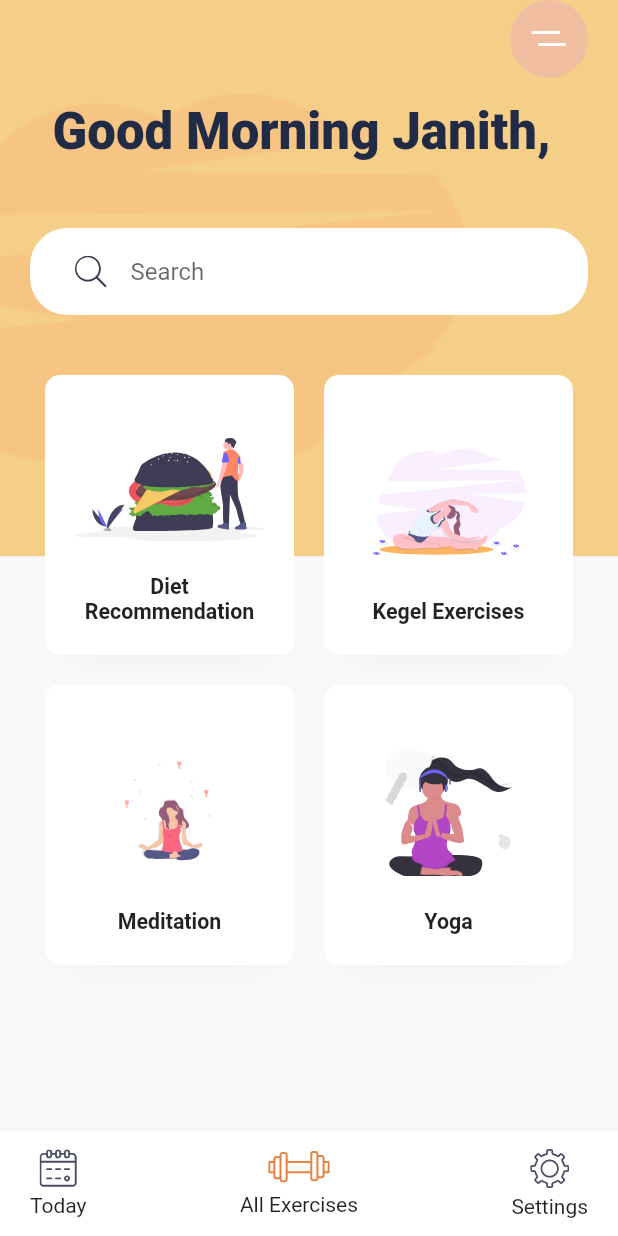
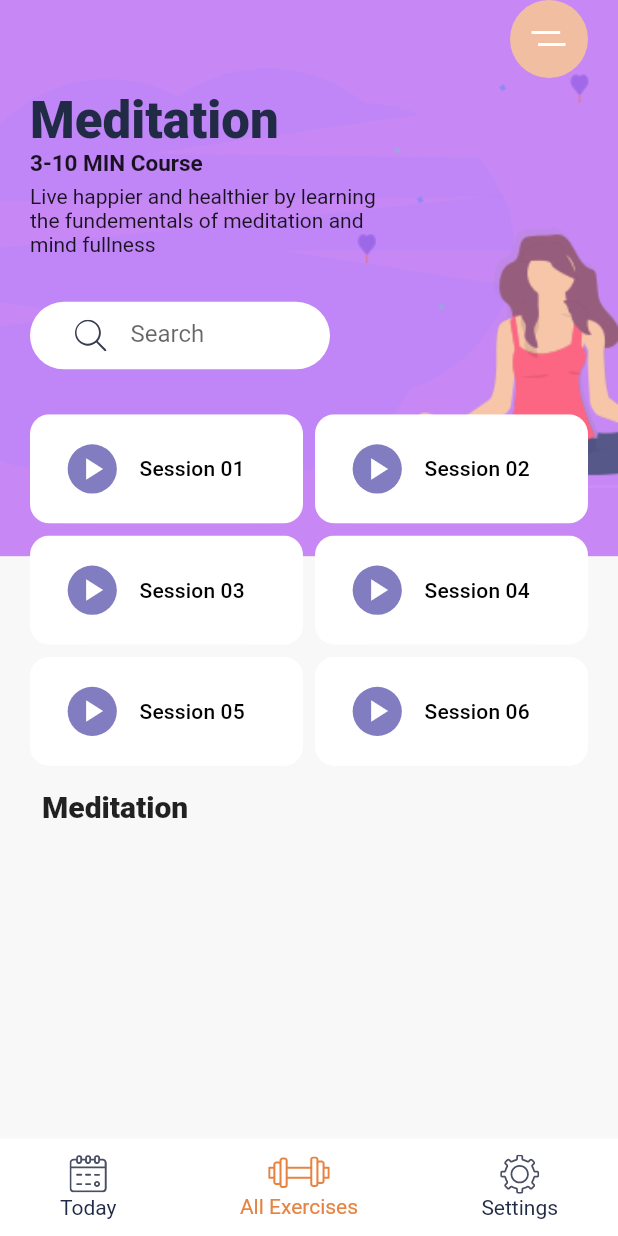
Before and after one commit to janithrenuka/exercise_app, a Flutter app: the screen it shows after launch, after a tap on "Meditation", on a phone screen of 412 x 824 dp. Run offline on Flutter 3.47's test engine with Material 2 defaults, Android fonts, the light colour scheme and no system bars; our stand-ins replace flutter_svg.

Commit message:
create meditation page

```diff
--- a/lib/bottom_nav_item.dart
+++ /dev/null
@@ -1,30 +0,0 @@
-import 'package:flutter/material.dart';
-import 'package:flutter_svg/flutter_svg.dart';
-
-class BottomNavItem extends StatelessWidget {
-  final String title;
-  final String svgSrc;
-  final Function press;
-  final bool isActive;
-  const BottomNavItem({
-    Key key,
-    this.title,
-    this.svgSrc,
-    this.press,
-    this.isActive = false,
-  }) : super(key: key);
-
-  @override
-  Widget build(BuildContext context) {
-    return GestureDetector(
-      onTap: press,
-        child: Column (
-          mainAxisAlignment: MainAxisAlignment.spaceAround,
-          children: <Widget>[
-            SvgPicture.asset(svgSrc),
-            Text(title),
-          ]
-      ),
-    );
-  }
-}
--- a/lib/main.dart
+++ b/lib/main.dart
@@ -1,6 +1,8 @@
-import 'package:exercise_app/bottom_nav_item.dart';
-import 'package:exercise_app/category_card.dart';
 import 'package:exercise_app/constraints.dart';
+import 'package:exercise_app/screens/deatils_screen.dart';
+import 'package:exercise_app/widgets/bottom_nav_item.dart';
+import 'package:exercise_app/widgets/category_card.dart';
+import 'package:exercise_app/widgets/search_bar.dart';
 import 'package:flutter/material.dart';
 import 'package:flutter_svg/flutter_svg.dart';
 
@@ -35,7 +37,7 @@ class HomeScreen extends StatelessWidget {
       return Scaffold(
         bottomNavigationBar: Container(
           padding: EdgeInsets.symmetric(horizontal: 20, vertical: 10),
-          height: 70,
+          height: 65,
           color: Colors.white,
           child: Row(
             mainAxisAlignment: MainAxisAlignment.spaceBetween,
@@ -49,6 +51,7 @@ class HomeScreen extends StatelessWidget {
               BottomNavItem(
                 title: "All Exercises",
                 svgSrc: "assets/icons/gym.svg",
+                isActive: true,
               ),
 
               BottomNavItem(
@@ -107,21 +110,7 @@ class HomeScreen extends StatelessWidget {
                         ),
                       ),
 
-                      Container(  // create search bar
-                        margin: EdgeInsets.symmetric(vertical: 30),
-                        padding: EdgeInsets.symmetric(horizontal: 30, vertical: 5),
-                        decoration: BoxDecoration(
-                          color: Colors.white,
-                          borderRadius: BorderRadius.circular(25),
-                        ),
-                        child: TextField(
-                          decoration: InputDecoration(
-                            hintText: "Search",
-                            icon: SvgPicture.asset("assets/icons/search.svg"),
-                            border: InputBorder.none,
-                          ),
-                        ),
-                      ),
+                      SearchBar(),
 
                       Expanded(
                           child: GridView.count(
@@ -147,13 +136,27 @@ class HomeScreen extends StatelessWidget {
                               CategoryCard(  // card 3
                                 title: "Meditation",
                                 svgSrc: "assets/icons/Meditation_women_small.svg",
-                                press: () {},
+                                press: () {
+                                  Navigator.push(
+                                    context,
+                                    MaterialPageRoute(
+                                      builder: (context) {return MediDetailsScreen();}
+                                    ),
+                                  );
+                                },
                               ),
 
                               CategoryCard(  // card 4
                                 title: "Yoga",
                                 svgSrc: "assets/icons/yoga.svg",
-                                press: () {},
+                                press: () {
+                                  Navigator.push(
+                                    context,
+                                    MaterialPageRoute(
+                                      builder: (conatext) {return YogaDetailsScreen();}
+                                    ),
+                                  );
+                                },
                               ),
 
                               // Container(                          // this is my own code part
@@ -185,9 +188,6 @@ class HomeScreen extends StatelessWidget {
                             ],
                         ),
                       ),
-
-
-
                     ],
                   ),
                 ),
--- /dev/null
+++ b/lib/screens/deatils_screen.dart
@@ -0,0 +1,395 @@
+import 'package:exercise_app/constraints.dart';
+import 'package:exercise_app/widgets/bottom_nav_item.dart';
+import 'package:exercise_app/widgets/medi_items.dart';
+import 'package:exercise_app/widgets/search_bar.dart';
+import 'package:flutter/material.dart';
+import 'package:flutter_svg/flutter_svg.dart';
+
+
+class MediDetailsScreen extends StatelessWidget {
+  @override
+  Widget build(BuildContext context) {
+    var size = MediaQuery.of(context).size;
+    return Scaffold(
+      body: Stack(
+        children: <Widget>[
+
+            Container(
+                height: size.height * .45, // this container height is 45% of total app height
+                decoration: BoxDecoration(
+                  color: KBlueLightColor,
+                  image: DecorationImage(
+                    alignment: Alignment.centerLeft,
+                    image: AssetImage("assets/images/meditation_bg.png"), // add image
+                    fit: BoxFit.fitWidth
+                  ),
+                ),
+            ),
+
+            SafeArea(
+              child: Padding(
+                  padding: const EdgeInsets.symmetric(horizontal: 20,), // add padding horizontal
+                  child: Column(
+                    crossAxisAlignment: CrossAxisAlignment.start,
+                    children: <Widget>[
+                      Align( // add menu image align
+                          alignment: Alignment.topRight,
+                          child: Container(
+                            alignment: Alignment.center,
+                            height: 52,  //image height & width
+                            width: 52,
+                            decoration: BoxDecoration(       // menu icon doesnt work
+                              //color: Colors.black,
+                              color: Color(0xFFF2BEA1),
+                              shape: BoxShape.circle, // crop image circly
+                            ),
+                            child: SvgPicture.asset("assets/icons/menu.svg"), // href image
+                        ),
+                      ),
+
+                      SizedBox(
+                        height: size.height * 0.01,
+                      ),
+                      Text(
+                        "Meditation",
+                        style: Theme.of(context)
+                                .textTheme
+                                .headline4
+                                .copyWith(fontWeight: FontWeight.w900),
+                      ),
+
+                      Text(
+                        "3-10 MIN Course",
+                        style: Theme.of(context)
+                                .textTheme
+                                .headline5
+                                .copyWith(
+                                    fontWeight: FontWeight.bold,
+                                    fontSize: 15
+                                ),
+                      ),
+
+                      SizedBox(height: 5),
+                      SizedBox(
+                        width: size.width * 0.6,
+                        child: Text(
+                        "Live happier and healthier by learning the fundementals of meditation and mind fullness"
+                        ),
+                      ),
+
+
+                      // Padding(
+                      //   padding: const EdgeInsets.all(5.0),
+                      //   child: Text(
+                      //       "Meditation",
+                      //       style: Theme.of(context)
+                      //           .textTheme
+                      //           .headline4
+                      //           .copyWith(
+                      //               fontWeight: FontWeight.w800,
+                      //           ),
+                      //   ),
+                      // ),
+
+                      // Padding(
+                      //   padding: const EdgeInsets.all(5.0),
+                      //   child: Text(
+                      //       "3-10 MIN Course",
+                      //       style: Theme.of(context)
+                      //           .textTheme                                   //my code
+                      //           .headline6
+                      //           .copyWith(
+                      //               fontWeight: FontWeight.w900,
+                      //               fontSize: 18
+                      //           ),
+                      //   ),
+                      // ),
+
+                      // Padding(
+                      //   padding: const EdgeInsets.all(5.0),
+                      //   child: Text(
+                      //       "Live happier and healthier by learning \nthe fundementals of meditation \nand mind fullness",
+                      //       style: Theme.of(context)
+                      //           .textTheme
+                      //           .headline6
+                      //           .copyWith(
+                      //               fontWeight: FontWeight.w700,
+                      //               fontSize: 15
+                      //           ),
+                      //   ),
+                      // ),
+
+                      SizedBox(
+                        width: 200,
+                        height: 105,
+                        child: SearchBar()
+                      ),
+
+                      Expanded(
+
+                        child: GridView.count(
+
+                          crossAxisCount: 2,
+                          childAspectRatio: 2.5,
+                          crossAxisSpacing: 8,
+                          mainAxisSpacing: 8,
+
+                          children: <Widget>[
+
+                            MediItem(
+                              title: "Session 01",
+                              press: () {},
+                            ),
+
+                            MediItem(
+                              title: "Session 02",
+                              press: () {},
+                            ),
+
+                            MediItem(
+                              title: "Session 03",
+                              press: () {},
+                            ),
+
+                            MediItem(
+                              title: "Session 04",
+                              press: () {},
+                            ),
+
+                            MediItem(
+                              title: "Session 05",
+                              press: () {},
+                            ),
+
+                            MediItem(
+                              title: "Session 06",
+                              press: () {},
+                            ),
+
+                              Padding(
+                                padding: const EdgeInsets.all(8.0),
+                                child: Text(
+                                  "Meditation",
+                                  style: Theme.of(context)
+                                          .textTheme
+                                          .headline6
+                                          .copyWith(fontWeight: FontWeight.w900),
+                                ),
+                              ),
+                          ],
+
+                        )
+                      ),
+
+
+
+                    ],
+                  ),
+              ),
+            )
+        ],
+      ),
+
+      bottomNavigationBar: Container(
+          padding: EdgeInsets.symmetric(horizontal: 20, vertical: 10),
+          height: 65,
+          color: Colors.white,
+          child: Row(
+            mainAxisAlignment: MainAxisAlignment.spaceBetween,
+            children: <Widget>[
+
+              BottomNavItem(
+                title: "Today",
+                svgSrc: "assets/icons/calendar.svg",
+              ),
+
+              BottomNavItem(
+                title: "All Exercises",
+                svgSrc: "assets/icons/gym.svg",
+                isActive: true,
+              ),
+
+              BottomNavItem(
+                title: "Settings",
+                svgSrc: "assets/icons/Settings.svg",
+              ),
+            ],
+          ),
+        ),
+    );
+  }
+}
+
+class YogaDetailsScreen extends StatelessWidget {
+  @override
+  Widget build(BuildContext context) {
+    var size = MediaQuery.of(context).size;
+    return Scaffold(
+      body: Stack(
+        children: <Widget>[
+
+            Container(
+                height: size.height * .45, // this container height is 45% of total app height
+                decoration: BoxDecoration(
+                  color: KBlueLightColor,
+                  image: DecorationImage(
+                    alignment: Alignment.centerLeft,
+                    image: AssetImage("assets/images/yoga_women.png"), // add image
+                    fit: BoxFit.fitWidth
+                  ),
+                ),
+            ),
+
+            SafeArea(
+              child: Padding(
+                  padding: const EdgeInsets.symmetric(horizontal: 20), // add padding horizontal
+                  child: Column(
+                    crossAxisAlignment: CrossAxisAlignment.start,
+                    children: <Widget>[
+                      Align( // add menu image align
+                          alignment: Alignment.topRight,
+                          child: Container(
+                            alignment: Alignment.center,
+                            height: 52,  //image height & width
+                            width: 52,
+                            decoration: BoxDecoration(       // menu icon doesnt work
+                              //color: Colors.black,
+                              color: Color(0xFFF2BEA1),
+                              shape: BoxShape.circle, // crop image circly
+                            ),
+                            child: SvgPicture.asset("assets/icons/menu.svg"), // href image
+                        ),
+                      ),
+
+                      SizedBox(
+                        height: size.height * 0.06,
+                      ),
+                      Text(
+                        "Yoga",
+                        style: Theme.of(context)
+                                .textTheme
+                                .headline4
+                                .copyWith(fontWeight: FontWeight.w900),
+                      ),
+
+                      Text(
+                        "3-10 MIN Course",
+                        style: Theme.of(context)
+                                .textTheme
+                                .headline5
+                                .copyWith(
+                                    fontWeight: FontWeight.bold,
+                                    fontSize: 15
+                                ),
+                      ),
+
+
+                      SizedBox(height: 15),
+                      SizedBox(
+                        width: size.width * 0.6,
+                        child: Text(
+                        "Live "
+                        ),
+                      ),
+
+
+                      // Padding(
+                      //   padding: const EdgeInsets.all(5.0),
+                      //   child: Text(
+                      //       "Meditation",
+                      //       style: Theme.of(context)
+                      //           .textTheme
+                      //           .headline4
+                      //           .copyWith(
+                      //               fontWeight: FontWeight.w800,
+                      //           ),
+                      //   ),
+                      // ),
+
+                      // Padding(
+                      //   padding: const EdgeInsets.all(5.0),
+                      //   child: Text(
+                      //       "3-10 MIN Course",
+                      //       style: Theme.of(context)
+                      //           .textTheme                                   //my code
+                      //           .headline6
+                      //           .copyWith(
+                      //               fontWeight: FontWeight.w900,
+                      //               fontSize: 18
+                      //           ),
+                      //   ),
+                      // ),
+
+                      // Padding(
+                      //   padding: const EdgeInsets.all(5.0),
+                      //   child: Text(
+                      //       "Live happier and healthier by learning \nthe fundementals of meditation \nand mind fullness",
+                      //       style: Theme.of(context)
+                      //           .textTheme
+                      //           .headline6
+                      //           .copyWith(
+                      //               fontWeight: FontWeight.w700,
+                      //               fontSize: 15
+                      //           ),
+                      //   ),
+                      // ),
+
+                      SizedBox(
+                        width: 200,
+                        height: 105,
+                        child: SearchBar()
+                      ),
+
+                      Expanded(
+                        child: GridView.count(
+                          crossAxisCount: 2,
+                          childAspectRatio: 2.5,
+                          crossAxisSpacing: 8,
+                          mainAxisSpacing: 8,
+
+                          children: <Widget>[
+
+                            MediItem(
+                              title: "Session 01",
+                              press: () {},
+                            ),
+
+                            MediItem(
+                              title: "Session 02",
+                              press: () {},
+                            ),
+
+                            MediItem(
+                              title: "Session 03",
+                              press: () {},
+                            ),
+
+                            MediItem(
+                              title: "Session 04",
+                              press: () {},
+                            ),
+
+                            MediItem(
+                              title: "Session 05",
+                              press: () {},
+                            ),
+
+                            MediItem(
+                              title: "Session 06",
+                              press: () {},
+                            ),
+
+                          ],
+
+                        )
+                      )
+
+                    ]
+                  ),
+              ),
+            )
+        ],
+      ),
+    );
+  }
+}
--- /dev/null
+++ b/lib/widgets/bottom_nav_item.dart
@@ -0,0 +1,39 @@
+import 'package:exercise_app/constraints.dart';
+import 'package:flutter/material.dart';
+import 'package:flutter_svg/flutter_svg.dart';
+
+class BottomNavItem extends StatelessWidget {
+  final String title;
+  final String svgSrc;
+  final Function press;
+  final bool isActive;
+  const BottomNavItem({
+    Key key,
+    this.title,
+    this.svgSrc,
+    this.press,
+    this.isActive = false,
+  }) : super(key: key);
+
+  @override
+  Widget build(BuildContext context) {
+    return GestureDetector(
+      onTap: press,
+        child: Padding(
+          padding: const EdgeInsets.symmetric(horizontal: 20),
+          child: Column (
+            mainAxisAlignment: MainAxisAlignment.spaceAround,
+            children: <Widget>[
+              SvgPicture.asset(svgSrc),
+              Text(
+                title,
+                style: TextStyle(
+                  color: isActive ? KActiveIconColor : KTextColor
+                )
+              ),
+            ]
+      ),
+        ),
+    );
+  }
+}
--- a/lib/category_card.dart
+++ b/lib/widgets/category_card.dart
@@ -2,7 +2,7 @@ import 'package:exercise_app/constraints.dart';
 import 'package:flutter/material.dart';
 import 'package:flutter_svg/flutter_svg.dart';
 
-class CategoryCard extends StatelessWidget {
+class CategoryCard extends StatelessWidget {    // home page category widget card
   final String svgSrc;
   final String title;
   final Function press;
@@ -17,7 +17,7 @@ class CategoryCard extends StatelessWidget {
   Widget build(BuildContext context) {
     return ClipRRect(
       borderRadius: BorderRadius.circular(13),
-          child: Container(
+        child: Container(
         //padding: EdgeInsets.all(5),
         margin: EdgeInsets.all(10),
         decoration: BoxDecoration(
--- /dev/null
+++ b/lib/widgets/medi_items.dart
@@ -0,0 +1,101 @@
+import 'package:exercise_app/constraints.dart';
+import 'package:flutter/material.dart';
+
+class MediItem extends StatelessWidget {
+  final String title;
+  final Function press;
+  final bool isActive;
+  const MediItem({
+    Key key,
+    this.title,
+    this.press,
+    this.isActive = false
+  }) : super(key: key);
+
+  @override
+  Widget build(BuildContext context) {
+
+    return ClipRRect(
+
+      borderRadius: BorderRadius.circular(13),
+        child: Container(
+
+        decoration: BoxDecoration(
+          color: Colors.white,
+          borderRadius: BorderRadius.circular(10),
+          boxShadow: [
+            BoxShadow(
+              offset: Offset(0, 17),
+              blurRadius: 17,
+              spreadRadius: -23,
+              color: KShadowColor,
+          )],
+        ),
+
+        child: Material(
+
+          color: Colors.transparent,
+          child: InkWell( //add hover color on tap
+            onTap: press,
+              child: Padding(
+                padding: const EdgeInsets.symmetric(vertical: 20, horizontal: 20),
+
+                child: Row(
+                  children: <Widget>[
+                    Container(
+                        height: 42,
+                        width: 43,
+                        decoration: BoxDecoration(
+                          color: KBlueColor,
+                          shape: BoxShape.circle,
+                        ),
+                        child: Icon(
+                          Icons.play_arrow,
+                          color: Colors.white,
+                        ),
+                    ),
+
+                    SizedBox(
+                      width: 10,
+                    ),
+                    Text(
+                      title,
+                      style: Theme.of(context)
+                            .textTheme
+                            .subtitle2
+
+                    ),
+                  ],
+                ),
+
+                // child: Text.rich(
+                //   TextSpan(
+
+                //     children: [
+                //       WidgetSpan(
+
+                //         //child: SvgPicture.asset(svgSrc),
+                //         child: Icon(
+                //           Icons.play_arrow,
+                //           color: KBlueColor,
+                //         )
+                //       ),
+
+                //       TextSpan(
+                //         text: title,
+                //         style: Theme.of(context)
+                //         .textTheme
+                //         .headline6
+                //         .copyWith(fontSize: 16, fontWeight: FontWeight.bold),
+                //       )
+                //     ],
+                //   ),
+                // )
+
+              ),
+          ),
+        ),
+      ),
+    );
+  }
+}
--- /dev/null
+++ b/lib/widgets/search_bar.dart
@@ -0,0 +1,27 @@
+import 'package:flutter/material.dart';
+import 'package:flutter_svg/flutter_svg.dart';
+
+class SearchBar extends StatelessWidget {
+  const SearchBar({
+    Key key,
+  }) : super(key: key);
+
+  @override
+  Widget build(BuildContext context) {
+    return Container(  // create search bar
+      margin: EdgeInsets.symmetric(vertical: 30),
+      padding: EdgeInsets.symmetric(horizontal: 30, vertical: 5),
+      decoration: BoxDecoration(
+        color: Colors.white,
+        borderRadius: BorderRadius.circular(25),
+      ),
+      child: TextField(
+        decoration: InputDecoration(
+          hintText: "Search",
+          icon: SvgPicture.asset("assets/icons/search.svg"),
+          border: InputBorder.none,
+        ),
+      ),
+    );
+  }
+}
```
Also changed, not shown: assets/images/yoga_women.png (added).
